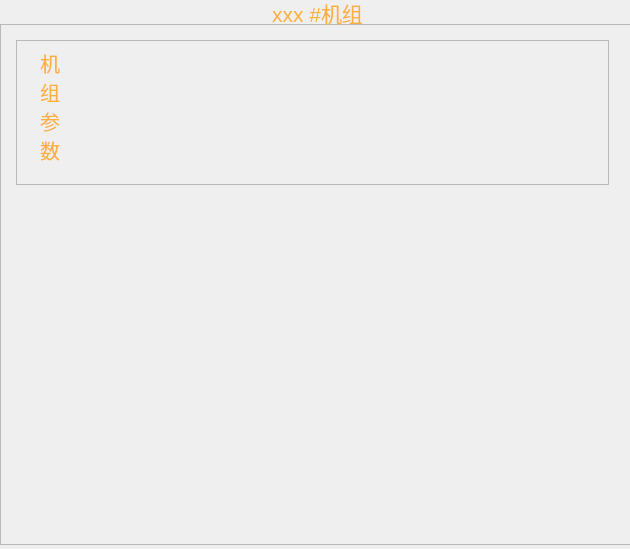
Above: Window/Module/modularchiller.ui from caosq/ChickenFarm before the change. Below: the same form after it.
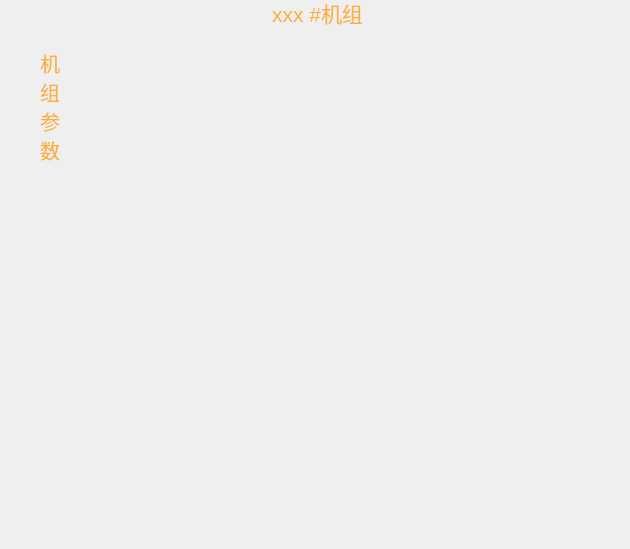
That is the form after the change. Icons and pictures are not drawn.

What changed in the file:
```diff
--- a/Window/Module/modularchiller.ui
+++ b/Window/Module/modularchiller.ui
@@ -13,6 +13,9 @@
   <property name="windowTitle">
    <string>Form</string>
   </property>
+  <property name="styleSheet">
+   <string notr="true">border-style:none;</string>
+  </property>
   <widget class="QFrame" name="frame">
    <property name="geometry">
     <rect>
```
